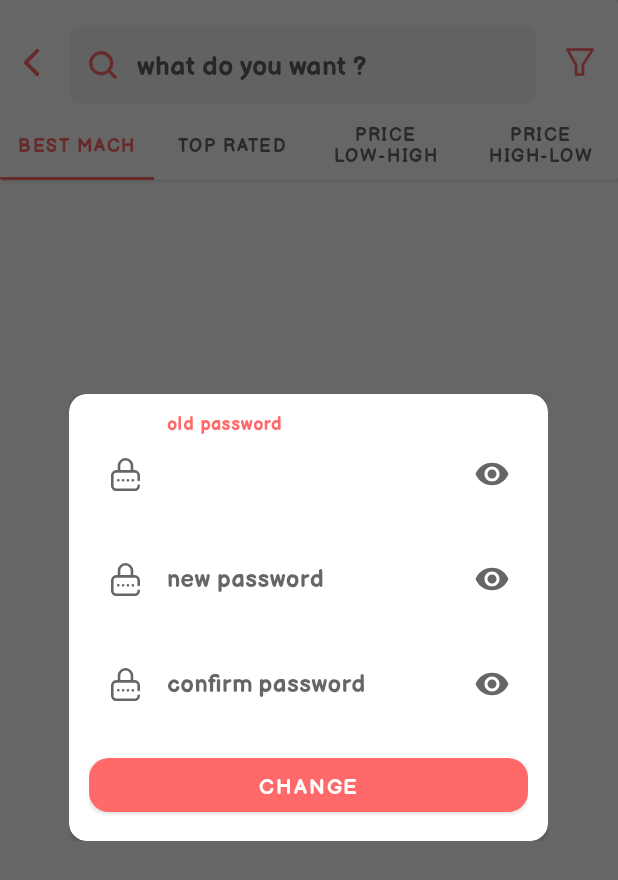
After one commit to ahmedmahmoudbit/E-commerce, an Android app: the fragment ChangePasswordFragment placed in its activity, on a phone screen of 412 x 824 dp. The commit adds this screen. Shown: the top 880 px of the screen. Run offline under Robolectric (Android 15) with nearby library versions, the phone set to English and light mode, and no system bars; our stand-ins replace data binding, sdp/ssp sizes; 2 statements that could not run were skipped.

Commit message:
change password

```diff
--- /dev/null
+++ b/app/src/main/java/com/example/final_project_java/activity/setting/change_password/ChangePasswordFragment.java
@@ -0,0 +1,105 @@
+package com.example.final_project_java.activity.setting.change_password;
+
+import android.graphics.Color;
+import android.graphics.drawable.ColorDrawable;
+import android.os.Bundle;
+
+import androidx.annotation.NonNull;
+import androidx.annotation.Nullable;
+import androidx.databinding.DataBindingUtil;
+import androidx.fragment.app.DialogFragment;
+
+import android.util.Log;
+import android.view.LayoutInflater;
+import android.view.View;
+import android.view.ViewGroup;
+import android.widget.Toast;
+
+import com.example.final_project_java.R;
+import com.example.final_project_java.activity.setting.change_password.data.ChangePasswordRequest;
+import com.example.final_project_java.activity.setting.change_password.data.ChangePasswordResponse;
+import com.example.final_project_java.database.network.ApiRetrofit;
+import com.example.final_project_java.database.network.RetrofitApis;
+import com.example.final_project_java.database.shared.Constant;
+import com.example.final_project_java.database.shared.PreferenceManager;
+import com.example.final_project_java.databinding.FragmentChangePasswordBinding;
+
+import org.jetbrains.annotations.NotNull;
+
+import retrofit2.Call;
+import retrofit2.Callback;
+import retrofit2.Response;
+
+public class ChangePasswordFragment extends DialogFragment {
+    FragmentChangePasswordBinding binding;
+    PreferenceManager preferenceManager;
+    private static final String TAG = "ChangePasswordFragment";
+
+    @Override
+    public View onCreateView(LayoutInflater inflater, ViewGroup container,
+                             Bundle savedInstanceState) {
+
+        getDialog().getWindow().setBackgroundDrawable(new ColorDrawable(Color.TRANSPARENT));
+        binding = DataBindingUtil.inflate(inflater, R.layout.fragment_change_password, container, false);
+        return binding.getRoot();
+    }
+
+
+    @Override
+    public void onViewCreated(@NonNull View view, @Nullable Bundle savedInstanceState) {
+        super.onViewCreated(view, savedInstanceState);
+        preferenceManager = new PreferenceManager(requireContext());
+
+        binding.btnChange.setOnClickListener(new View.OnClickListener() {
+            @Override
+            public void onClick(View v) {
+                change();
+            }
+        });
+
+    }
+
+    private void change() {
+        // notation get String text
+        String new_password = binding.password.getEditText().getText().toString();
+        String confirm_password = binding.confirmPassword.getEditText().getText().toString();
+        String old_password = binding.oldPassword.getEditText().getText().toString();
+
+        if (!new_password.equals(confirm_password)) {
+            Toast.makeText(requireContext(), "password not matching with confirm password", Toast.LENGTH_SHORT).show();
+        } else if (new_password.isEmpty()) {
+            Toast.makeText(requireContext(), "password is Empty", Toast.LENGTH_SHORT).show();
+        }  else if (new_password.equals(old_password)){
+            Toast.makeText(requireContext(), "old password match with new password", Toast.LENGTH_SHORT).show();
+        }   else if (new_password.length() > 6) {
+            Toast.makeText(requireContext(), "Password is too small", Toast.LENGTH_SHORT).show();
+        }
+
+        // get token
+        String token = "Bearer " + preferenceManager.getString(Constant.ACCESS_TOKEN);
+        // send new_password and confirm_password.
+
+        ChangePasswordRequest request = new ChangePasswordRequest(new_password , confirm_password , old_password);
+
+        // change password from api server
+        ApiRetrofit.getapi().create(RetrofitApis.class).change_password(token , request).enqueue(new Callback<ChangePasswordResponse>() {
+            @Override
+            public void onResponse(@NotNull Call<ChangePasswordResponse> call, @NotNull Response<ChangePasswordResponse> response) {
+
+                if (response.isSuccessful()) {
+                    assert response.body() != null;
+                    Toast.makeText(getContext(), "Changed successfully", Toast.LENGTH_SHORT).show();
+                    dismiss();
+                }
+            }
+
+            @Override
+            public void onFailure(Call<ChangePasswordResponse> call, Throwable t) {
+                Toast.makeText(requireContext(), t.getLocalizedMessage(), Toast.LENGTH_SHORT).show();
+                Log.i(TAG, "onResponse: False " + t.getLocalizedMessage());
+            }
+        });
+
+    }
+
+}
--- a/app/src/main/java/com/example/final_project_java/FragmentAdapter.java
+++ b/app/src/main/java/com/example/final_project_java/adapter/tabs/FragmentAdapter.java
@@ -1,4 +1,4 @@
-package com.example.final_project_java;
+package com.example.final_project_java.adapter.tabs;
 
 import androidx.annotation.NonNull;
 import androidx.fragment.app.Fragment;
@@ -6,11 +6,11 @@ import androidx.fragment.app.FragmentManager;
 import androidx.lifecycle.Lifecycle;
 import androidx.viewpager2.adapter.FragmentStateAdapter;
 
-import com.example.final_project_java.activity.setting.Fragment_profile;
 import com.example.final_project_java.activity.carts.cart_page.FragmentCart;
 import com.example.final_project_java.activity.lasts_product.FragmentLasts;
 import com.example.final_project_java.activity.more.Fragment_more;
 import com.example.final_project_java.activity.search.FragmentProducts;
+import com.example.final_project_java.activity.setting.Fragment_profile;
 
 public class FragmentAdapter extends FragmentStateAdapter {
 //    SearchResponse response;
--- a/app/src/main/java/com/example/final_project_java/database/network/RetrofitApis.java
+++ b/app/src/main/java/com/example/final_project_java/database/network/RetrofitApis.java
@@ -14,6 +14,8 @@ import com.example.final_project_java.activity.logout_more.LogoutResponse;
 import com.example.final_project_java.activity.register.RegisterRequest;
 import com.example.final_project_java.activity.register.RegisterResponse;
 import com.example.final_project_java.activity.search.data.SearchResponse;
+import com.example.final_project_java.activity.setting.change_password.data.ChangePasswordRequest;
+import com.example.final_project_java.activity.setting.change_password.data.ChangePasswordResponse;
 import com.example.final_project_java.activity.setting.profile.data.ProfileResponse;
 
 import retrofit2.Call;
@@ -52,6 +54,9 @@ public interface RetrofitApis {
     @POST("api/add-to-cart")
     Call<AddToCartItemsResponse> add_to_cart (@Header("Authorization") String token ,@Body AddToCartRequest addToCartRequest);
 
+    @POST("api/change-password")
+    Call<ChangePasswordResponse> change_password (@Header("Authorization") String token , @Body ChangePasswordRequest request);
+
     @GET("api/cart")
     Call<ShowCartItemsResponse> carts_show (@Header("Authorization") String token);
 
--- a/app/src/main/res/layout/activity_search_result.xml
+++ b/app/src/main/res/layout/activity_search_result.xml
@@ -46,8 +46,9 @@
                     android:layout_marginEnd="@dimen/_5sdp"
                     android:layout_marginTop="@dimen/_3sdp"
                     android:background="@drawable/rounded_corner"
-                    android:drawableRight="@drawable/search"
+                    android:drawableLeft="@drawable/search"
                     android:padding="@dimen/_10sdp"
+                    android:drawablePadding="@dimen/_10sdp"
                     android:hint="what do you want ?"
                     android:maxLines="1"
                     app:layout_constraintBottom_toBottomOf="parent"
--- a/app/src/main/res/layout/fragment__setting.xml
+++ b/app/src/main/res/layout/fragment__setting.xml
@@ -92,7 +92,7 @@
                     android:text="My profile" />
 
                 <TextView
-                    android:id="@+id/setting_payment"
+                    android:id="@+id/change_password"
                     android:layout_width="match_parent"
                     android:layout_height="@dimen/_40sdp"
                     android:layout_marginStart="@dimen/_10sdp"
@@ -100,7 +100,7 @@
                     android:drawableStart="@drawable/pending_payment"
                     android:drawableEnd="@drawable/more_small"
                     android:gravity="center"
-                    android:text="Pending Payments" />
+                    android:text="Change Password" />
 
                 <TextView
                     android:id="@+id/setting_order"
--- /dev/null
+++ b/app/src/main/res/layout/fragment_change_password.xml
@@ -0,0 +1,109 @@
+<?xml version="1.0" encoding="utf-8"?>
+<layout xmlns:android="http://schemas.android.com/apk/res/android"
+    xmlns:app="http://schemas.android.com/apk/res-auto"
+    xmlns:tools="http://schemas.android.com/tools">
+
+    <data>
+
+    </data>
+
+    <LinearLayout
+        android:layout_width="wrap_content"
+        android:layout_height="wrap_content"
+        android:layout_gravity="center"
+        android:gravity="center"
+        tools:context=".activity.setting.change_password.ChangePasswordFragment">
+
+        <androidx.cardview.widget.CardView
+            android:layout_width="wrap_content"
+            android:layout_height="wrap_content"
+            android:layout_gravity="center"
+            app:cardCornerRadius="@dimen/_9sdp">
+
+            <LinearLayout
+                android:layout_width="wrap_content"
+                android:layout_height="wrap_content"
+                android:orientation="vertical"
+                android:padding="@dimen/_10sdp">
+
+                <com.google.android.material.textfield.TextInputLayout
+                    android:id="@+id/old_password"
+                    style="@style/Widget.MaterialComponents.TextInputLayout.OutlinedBox"
+                    android:layout_width="wrap_content"
+                    android:layout_height="wrap_content"
+                    android:layout_gravity="center"
+                    android:hint="old password"
+                    android:maxWidth="@dimen/_250sdp"
+                    android:minWidth="@dimen/_225sdp"
+                    app:boxBackgroundMode="none"
+                    app:boxStrokeWidth="0dp"
+                    app:endIconMode="password_toggle"
+                    app:hintTextColor="@color/red_based"
+                    app:startIconDrawable="@drawable/ic_password">
+
+                    <com.google.android.material.textfield.TextInputEditText
+                        android:layout_width="match_parent"
+                        android:layout_height="wrap_content"
+                        android:inputType="textPassword" />
+
+                </com.google.android.material.textfield.TextInputLayout>
+
+                <com.google.android.material.textfield.TextInputLayout
+                    android:id="@+id/password"
+                    style="@style/Widget.MaterialComponents.TextInputLayout.OutlinedBox"
+                    android:layout_width="wrap_content"
+                    android:layout_height="wrap_content"
+                    android:layout_gravity="center"
+                    android:hint="new password"
+                    android:maxWidth="@dimen/_250sdp"
+                    android:minWidth="@dimen/_225sdp"
+                    app:boxBackgroundMode="none"
+                    app:boxStrokeWidth="0dp"
+                    app:endIconMode="password_toggle"
+                    app:hintTextColor="@color/red_based"
+                    app:startIconDrawable="@drawable/ic_password">
+
+                    <com.google.android.material.textfield.TextInputEditText
+                        android:layout_width="match_parent"
+                        android:layout_height="wrap_content"
+                        android:inputType="textPassword" />
+
+                </com.google.android.material.textfield.TextInputLayout>
+
+                <com.google.android.material.textfield.TextInputLayout
+                    android:id="@+id/confirm_password"
+                    style="@style/Widget.MaterialComponents.TextInputLayout.OutlinedBox"
+                    android:layout_width="wrap_content"
+                    android:layout_height="wrap_content"
+                    android:layout_gravity="center"
+                    android:hint="confirm password"
+                    android:maxWidth="@dimen/_250sdp"
+                    android:minWidth="@dimen/_225sdp"
+                    app:boxBackgroundMode="none"
+                    app:boxStrokeWidth="0dp"
+                    app:endIconMode="password_toggle"
+                    app:hintTextColor="@color/red_based"
+                    app:startIconDrawable="@drawable/ic_password">
+
+                    <com.google.android.material.textfield.TextInputEditText
+                        android:layout_width="match_parent"
+                        android:layout_height="wrap_content"
+                        android:inputType="textPassword" />
+
+                </com.google.android.material.textfield.TextInputLayout>
+
+                <com.google.android.material.button.MaterialButton
+                    android:id="@+id/btn_change"
+                    android:layout_width="match_parent"
+                    android:layout_height="match_parent"
+                    android:layout_marginTop="@dimen/_10sdp"
+                    android:text="Change"
+                    app:cornerRadius="@dimen/_10sdp" />
+
+
+            </LinearLayout>
+
+        </androidx.cardview.widget.CardView>
+
+    </LinearLayout>
+</layout>
--- a/app/src/main/res/layout/fragment_dialog_.xml
+++ b/app/src/main/res/layout/fragment_dialog_.xml
@@ -7,7 +7,7 @@
     android:layout_height="wrap_content"
     android:layout_gravity="center"
     xmlns:app="http://schemas.android.com/apk/res-auto"
-    tools:context=".Dialog_Fragment">
+    tools:context=".activity.search.FilterDialog">
 
     <androidx.constraintlayout.widget.ConstraintLayout
         app:layout_constraintTop_toTopOf="parent"
--- a/app/src/main/res/layout/fragment_profile.xml
+++ b/app/src/main/res/layout/fragment_profile.xml
@@ -6,14 +6,14 @@
     <data></data>
 
     <androidx.constraintlayout.widget.ConstraintLayout
-        android:layout_width="match_parent"
+        android:layout_width="@dimen/_250sdp"
         android:layout_height="match_parent"
         android:layout_margin="@dimen/_10sdp"
-        android:noHistory="true"
+        android:foregroundGravity="center"
         tools:context=".activity.setting.profile.ProfileFragment">
 
         <androidx.cardview.widget.CardView
-            android:layout_width="match_parent"
+            android:layout_width="@dimen/_250sdp"
             android:layout_height="wrap_content"
             app:cardElevation="@dimen/_10sdp"
             app:cardCornerRadius="@dimen/_10sdp"
--- a/app/src/main/res/layout/recycler_carts.xml
+++ b/app/src/main/res/layout/recycler_carts.xml
@@ -112,7 +112,7 @@
                 android:id="@+id/carts_price"
                 android:layout_width="wrap_content"
                 android:layout_height="wrap_content"
-                android:text='@{data.productId.price ?? ""}'
+                android:text="@{data.productId.price + `$` }"
                 android:textColor="@color/singup"
                 android:textSize="@dimen/_12ssp"
                 android:textStyle="bold"
```
Also changed, not shown: app/src/main/java/com/example/final_project_java/activity/carts/cart_page/FragmentCart.java (+29 -10 lines), app/src/main/java/com/example/final_project_java/activity/search/FilterDialog.java (renamed from app/src/main/java/com/example/final_project_java/Dialog_Fragment.java, +7 -6 lines), app/src/main/java/com/example/final_project_java/activity/search/SearchActivity.java (+5 -4 lines), app/src/main/java/com/example/final_project_java/activity/setting/Fragment_profile.java (+13 -12 lines), app/src/main/java/com/example/final_project_java/activity/setting/change_password/data/ChangePasswordRequest.java (added, +45 -0 lines), app/src/main/java/com/example/final_project_java/adapter/tabs/tablayout_result.java (deleted, +0 -45 lines), app/src/main/res/layout/fragment_cart.xml (+11 -1 lines).
